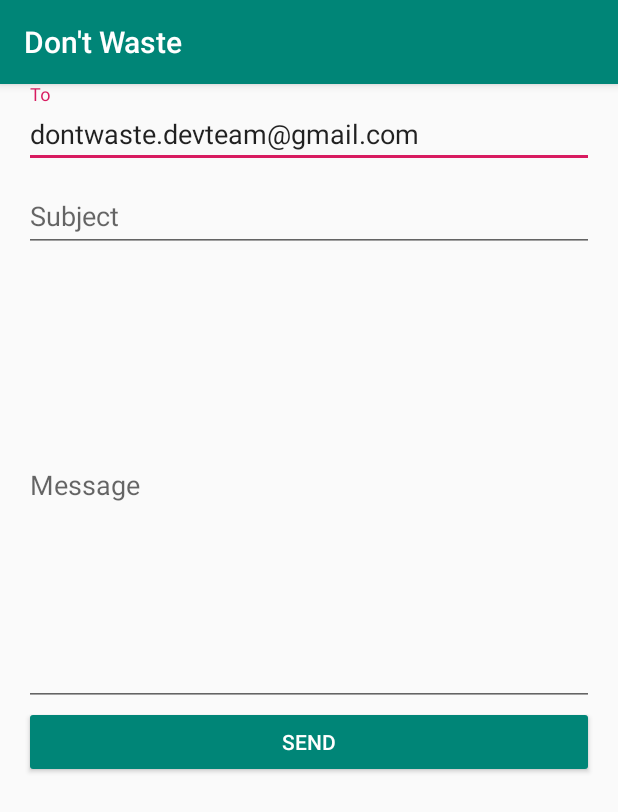
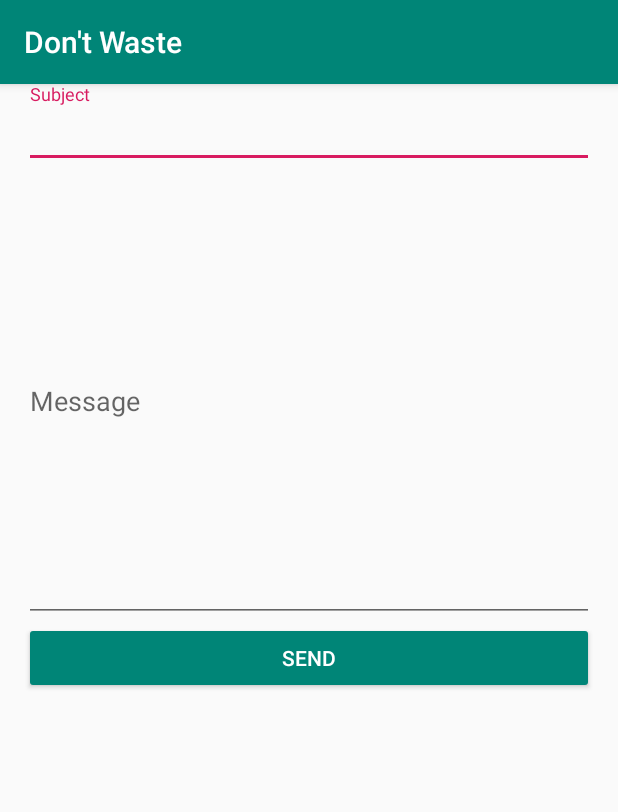
Before and after one commit to Keizaak/DontWaste, an Android app: the ContactFormView screen opened directly, with no data from a screen before it, after a tap on "SEND", on a phone screen of 412 x 824 dp. Shown: the top 812 px of the screen. Run offline under Robolectric (Android 15) with nearby library versions, the phone set to English and light mode, and no system bars.

Commit message:
Revert Last Commit

```diff
--- a/app/src/main/java/fr/iutbm/dontwaste/ContactFormView.java
+++ b/app/src/main/java/fr/iutbm/dontwaste/ContactFormView.java
@@ -8,7 +8,6 @@ import android.widget.Button;
 import android.widget.EditText;
 
 public class ContactFormView extends AppCompatActivity {
-    private EditText textTo;
     private EditText textSubject;
     private EditText textMessage;
 
@@ -18,8 +17,6 @@ public class ContactFormView extends AppCompatActivity {
         super.onCreate(savedInstanceState);
         setContentView(R.layout.activity_contact_form_view);
 
-        textTo = findViewById(R.id.txtTo);
-        textTo.setText("dontwaste.devteam@gmail.com");
         textSubject = findViewById(R.id.txtSubject);
         textMessage = findViewById(R.id.txtMessage);
 
@@ -33,14 +30,13 @@ public class ContactFormView extends AppCompatActivity {
     }
 
     private void sendMail(){
-        String sendTo = textTo.getText().toString();
         String subject = textSubject.getText().toString();
         String message = textMessage.getText().toString();
 
         Intent intent = new Intent(Intent.ACTION_SEND);
         intent.setType("text/plain");
 
-        intent.putExtra(Intent.EXTRA_EMAIL, new String[]{sendTo});
+        intent.putExtra(Intent.EXTRA_EMAIL, new String[]{"dontwaste.devteam@gmail.com"});
         intent.putExtra(Intent.EXTRA_SUBJECT, subject);
         intent.putExtra(Intent.EXTRA_TEXT, message);
 
--- a/app/src/main/res/layout/activity_contact_form_view.xml
+++ b/app/src/main/res/layout/activity_contact_form_view.xml
@@ -5,18 +5,6 @@
     android:paddingLeft="16dp"
     android:paddingRight="16dp"
     android:orientation="vertical" >
-
-    <android.support.design.widget.TextInputLayout
-        android:layout_width="match_parent"
-        android:layout_height="wrap_content">
-
-        <EditText
-            android:id="@+id/txtTo"
-            android:layout_width="match_parent"
-            android:layout_height="wrap_content"
-            android:hint="To" />
-
-    </android.support.design.widget.TextInputLayout>
 
     <android.support.design.widget.TextInputLayout
         android:layout_width="match_parent"
```
